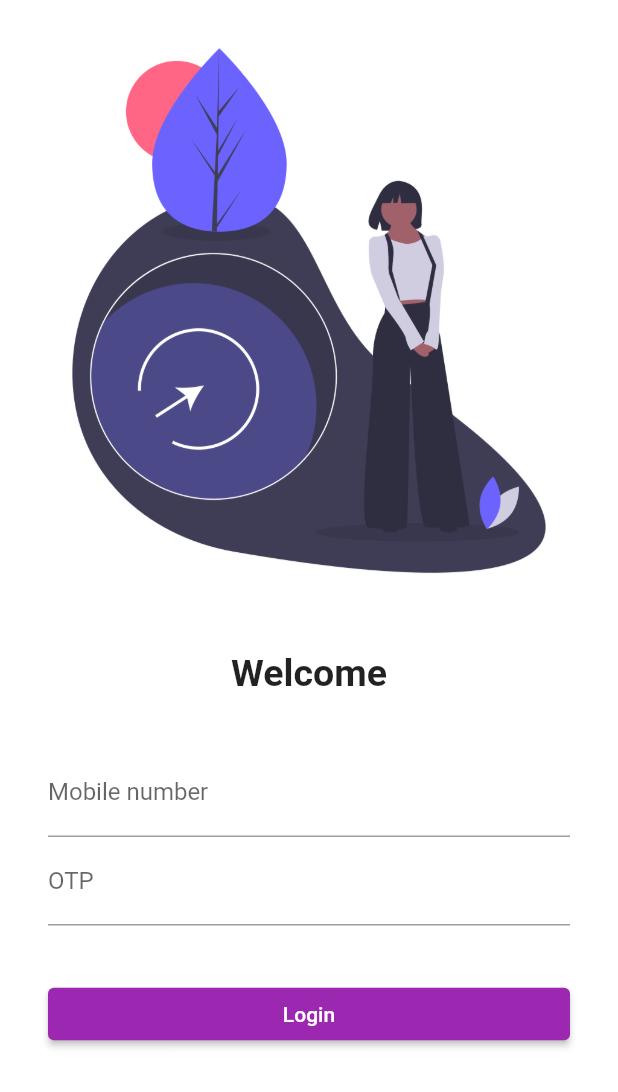
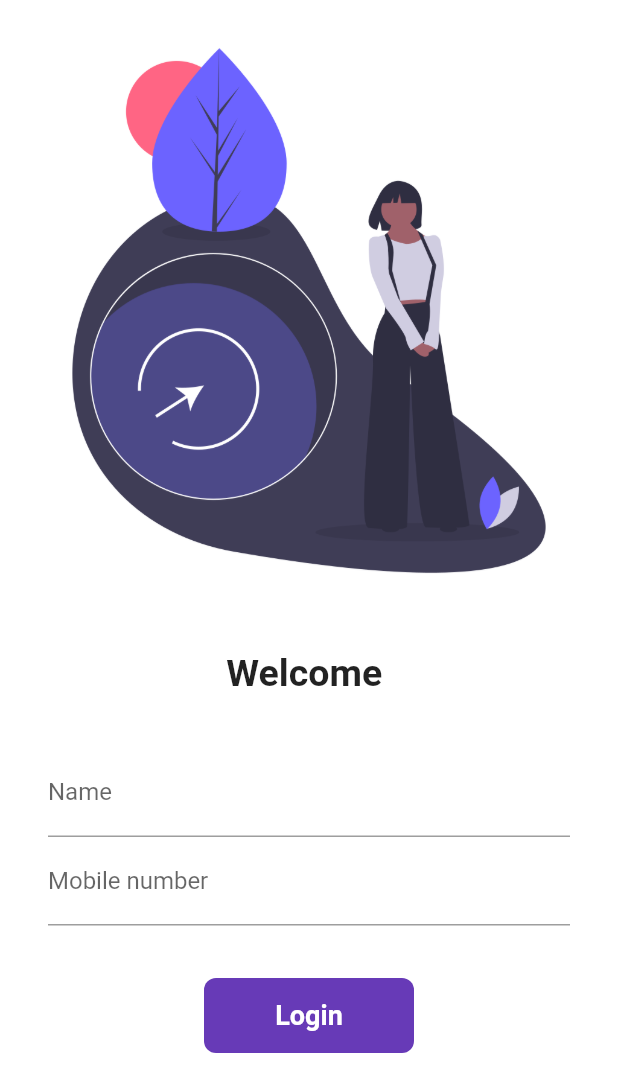
Before and after one commit to ani21das/agrihub, a Flutter app: the screen it shows after launch, on a phone screen of 412 x 824 dp. Shown: the top 1092 px of the screen. Run offline on Flutter 3.47's test engine with Material 2 defaults, Android fonts, the phone set to English and light mode, and no system bars.

Commit message:
day6 completed

```diff
--- a/lib/login.dart
+++ b/lib/login.dart
@@ -1,12 +1,21 @@
-// ignore_for_file: prefer_const_constructors, duplicate_ignore
+// ignore_for_file: prefer_const_constructors, duplicate_ignore, unused_import
 
 import 'package:flutter/material.dart';
 import 'package:flutter_application_1/routes.dart';
 
-class Login extends StatelessWidget {
+class Login extends StatefulWidget {
   const Login({Key? key}) : super(key: key);
 
+  @override
+  State<Login> createState() => _LoginState();
+}
+
+// _ meaning in dart is to be private anything
+class _LoginState extends State<Login> {
   //const ({ Key? key }) : super(key: key);
+
+  String name = "";
+  bool changeButton = false;
 
   @override
   Widget build(BuildContext context) {
@@ -39,7 +48,7 @@ class Login extends StatelessWidget {
               height: 20.0,
             ),
             Text(
-              "Welcome",
+              "Welcome $name",
               style: TextStyle(
                 fontSize: 25,
                 fontWeight: FontWeight.bold,
@@ -56,26 +65,75 @@ class Login extends StatelessWidget {
                   ),
                   TextFormField(
                     decoration: InputDecoration(
-                      hintText: "Enter 10 digit mobile number",
-                      labelText: "Mobile number",
+                      hintText: "Enter Your Name",
+                      labelText: "Name",
                     ),
+                    onChanged: (value) {
+                      name = value;
+                      setState(() {
+                        // called the built method & don't call build mathody by build(context) otherwise ....
+                      });
+                    },
                   ),
                   TextFormField(
                     obscureText: true, // by default false
                     decoration: InputDecoration(
-                      hintText: "Enter 4 digit OTP",
-                      labelText: "OTP",
+                      hintText: "Enter 10 digit mobile number",
+                      labelText: "Mobile number",
                     ),
                   ),
                   SizedBox(
                     height: 35.0,
                   ),
-                  ElevatedButton(
-                      onPressed: () {
-                        Navigator.pushNamed(context, MyRoutes.homeRoute);
-                      },
-                      child: Text("Login"),
-                      style: TextButton.styleFrom(minimumSize: Size(1300, 35))),
+
+                  // simple button
+                  // ElevatedButton(
+                  //     onPressed: () {
+                  //       Navigator.pushNamed(context, MyRoutes.homeRoute);
+                  //     },
+                  //     child: Text("Login"),
+                  //     style: TextButton.styleFrom(minimumSize: Size(1300, 35))),
+
+                  // Animated button
+                  InkWell(
+                    onTap: () async {
+                      setState(() {
+                        changeButton = true;
+                      });
+                      await Future.delayed(Duration(seconds: 1));
+                      Navigator.pushNamed(context, MyRoutes.homeRoute);
+                    },
+                    child: AnimatedContainer(
+                      duration: Duration(seconds: 1),
+                      width: changeButton ? 50 : 140,
+                      height: 50,
+                      //color: Colors.deepPurple, // By default white
+                      alignment: Alignment.center,
+                      child: changeButton
+                          ? Icon(
+                              Icons.done,
+                              color: Colors.white,
+                            )
+                          : Text(
+                              "Login",
+                              style: TextStyle(
+                                  color: Colors.white,
+                                  fontWeight: FontWeight.bold,
+                                  fontSize: 18),
+                            ),
+                      decoration: BoxDecoration(
+                        //Dont use color on both here and container
+
+                        borderRadius:
+                            BorderRadius.circular(changeButton ? 50 : 8),
+
+                        //else we can use it
+                        //shape:changeButton ? BoxShape.circle : BoxShape.rectangle,
+
+                        color: Colors.deepPurple,
+                      ),
+                    ),
+                  )
                 ],
               ),
             ),
```
